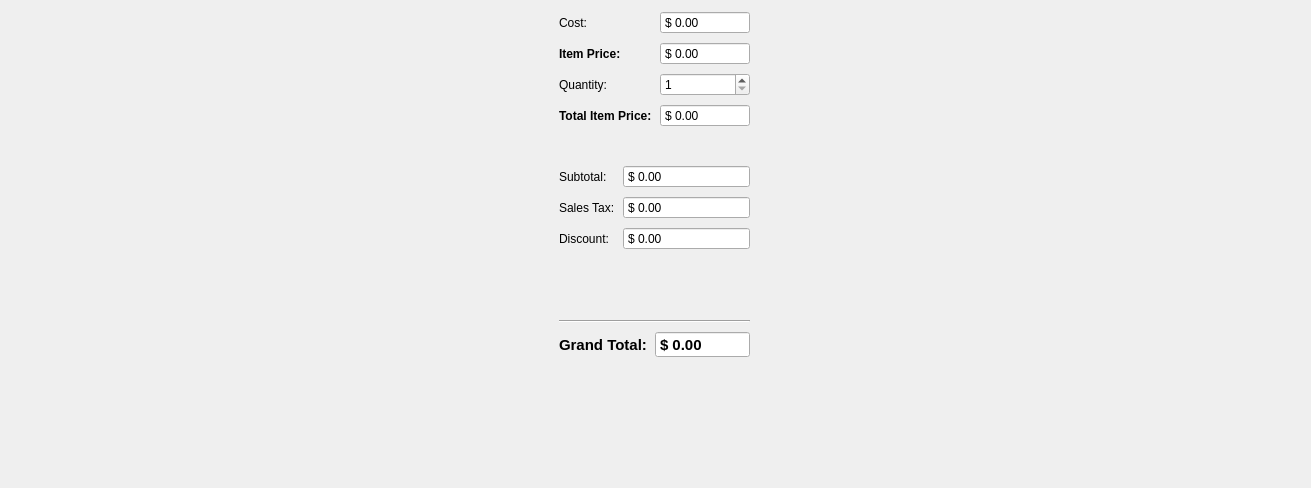
This is gui_sale.ui in Redent0r/Libra as Qt 5 draws it before an edit. The edited form follows.
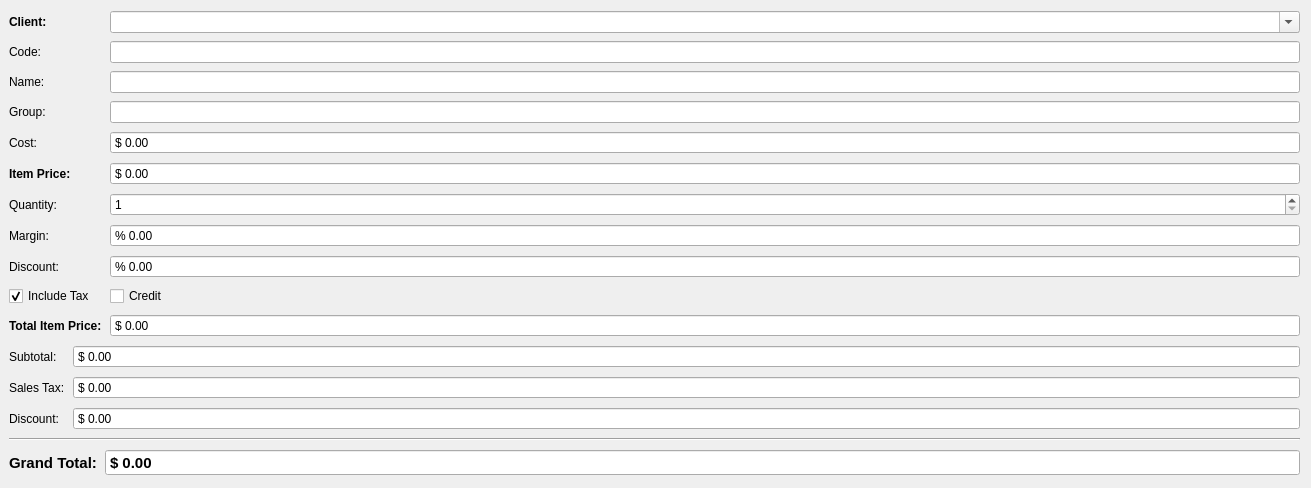
This is the edited form. Icons and pictures are not drawn.

Commit message: added total figures display and more features to sale gui

What changed in the file:
```diff
--- a/gui_sale.ui
+++ b/gui_sale.ui
@@ -50,65 +50,84 @@
         <enum>QFormLayout::AllNonFixedFieldsGrow</enum>
        </property>
        <item row="0" column="0">
-        <widget class="QLabel" name="label_13">
+        <widget class="QLabel" name="label_11">
+         <property name="font">
+          <font>
+           <weight>75</weight>
+           <bold>true</bold>
+          </font>
+         </property>
          <property name="text">
-          <string>Cost:</string>
-         </property>
-        </widget>
-       </item>
-       <item row="0" column="1">
-        <widget class="QDoubleSpinBox" name="spnboxCost">
-         <property name="alignment">
-          <set>Qt::AlignLeading|Qt::AlignLeft|Qt::AlignVCenter</set>
-         </property>
-         <property name="buttonSymbols">
-          <enum>QAbstractSpinBox::NoButtons</enum>
-         </property>
-         <property name="prefix">
-          <string>$ </string>
-         </property>
-         <property name="decimals">
-          <number>2</number>
-         </property>
-         <property name="maximum">
-          <double>99999.000000000000000</double>
+          <string>Client:</string>
          </property>
         </widget>
        </item>
        <item row="1" column="0">
-        <widget class="QLabel" name="label_6">
-         <property name="font">
-          <font>
-           <weight>75</weight>
-           <bold>true</bold>
-          </font>
-         </property>
+        <widget class="QLabel" name="label">
          <property name="text">
-          <string>Item Price:</string>
+          <string>Code:</string>
          </property>
         </widget>
        </item>
        <item row="1" column="1">
-        <widget class="QDoubleSpinBox" name="spnboxPrice">
-         <property name="buttonSymbols">
-          <enum>QAbstractSpinBox::NoButtons</enum>
+        <widget class="QLineEdit" name="leditCode">
+         <property name="sizePolicy">
+          <sizepolicy hsizetype="Expanding" vsizetype="Fixed">
+           <horstretch>0</horstretch>
+           <verstretch>0</verstretch>
+          </sizepolicy>
          </property>
-         <property name="prefix">
-          <string>$ </string>
+         <property name="toolTip">
+          <string>Presione Enter para 
+buscar item por código</string>
          </property>
-         <property name="maximum">
-          <double>9999999.000000000000000</double>
+         <property name="whatsThis">
+          <string>Inserte el codigo del item aqui
+</string>
+         </property>
+         <property name="readOnly">
+          <bool>true</bool>
+         </property>
+         <property name="placeholderText">
+          <string/>
          </property>
         </widget>
        </item>
        <item row="2" column="0">
+        <widget class="QLabel" name="label_10">
+         <property name="text">
+          <string>Name:</string>
+         </property>
+        </widget>
+       </item>
+       <item row="2" column="1">
+        <widget class="QLineEdit" name="leditName">
+         <property name="readOnly">
+          <bool>true</bool>
+         </property>
+        </widget>
+       </item>
+       <item row="5" column="0">
+        <widget class="QLabel" name="label_6">
+         <property name="font">
+          <font>
+           <weight>75</weight>
+           <bold>true</bold>
+          </font>
+         </property>
+         <property name="text">
+          <string>Item Price:</string>
+         </property>
+        </widget>
+       </item>
+       <item row="6" column="0">
         <widget class="QLabel" name="label_2">
          <property name="text">
           <string>Quantity:</string>
          </property>
         </widget>
        </item>
-       <item row="2" column="1">
+       <item row="6" column="1">
         <widget class="QSpinBox" name="spnBoxQuantity">
          <property name="accelerated">
           <bool>true</bool>
@@ -127,7 +146,34 @@
          </property>
         </widget>
        </item>
-       <item row="3" column="0">
+       <item row="7" column="0">
+        <widget class="QLabel" name="label_3">
+         <property name="text">
+          <string>Margin:</string>
+         </property>
+        </widget>
+       </item>
+       <item row="8" column="0">
+        <widget class="QLabel" name="label_8">
+         <property name="text">
+          <string>Discount:</string>
+         </property>
+        </widget>
+       </item>
+       <item row="9" column="0">
+        <widget class="QCheckBox" name="chkBoxItbms">
+         <property name="text">
+          <string>Include Tax</string>
+         </property>
+         <property name="checked">
+          <bool>true</bool>
+         </property>
+         <property name="tristate">
+          <bool>false</bool>
+         </property>
+        </widget>
+       </item>
+       <item row="10" column="0">
         <widget class="QLabel" name="label_9">
          <property name="font">
           <font>
@@ -140,7 +186,7 @@
          </property>
         </widget>
        </item>
-       <item row="3" column="1">
+       <item row="10" column="1">
         <widget class="QDoubleSpinBox" name="spnBoxTotalItemPrice">
          <property name="readOnly">
           <bool>true</bool>
@@ -159,6 +205,99 @@
          </property>
         </widget>
        </item>
+       <item row="4" column="0">
+        <widget class="QLabel" name="label_13">
+         <property name="text">
+          <string>Cost:</string>
+         </property>
+        </widget>
+       </item>
+       <item row="0" column="1">
+        <widget class="QComboBox" name="cmboxClient">
+         <property name="editable">
+          <bool>true</bool>
+         </property>
+        </widget>
+       </item>
+       <item row="9" column="1">
+        <widget class="QCheckBox" name="chkBoxCredit">
+         <property name="text">
+          <string>Credit</string>
+         </property>
+        </widget>
+       </item>
+       <item row="4" column="1">
+        <widget class="QDoubleSpinBox" name="spnboxCost">
+         <property name="alignment">
+          <set>Qt::AlignLeading|Qt::AlignLeft|Qt::AlignVCenter</set>
+         </property>
+         <property name="buttonSymbols">
+          <enum>QAbstractSpinBox::NoButtons</enum>
+         </property>
+         <property name="prefix">
+          <string>$ </string>
+         </property>
+         <property name="decimals">
+          <number>2</number>
+         </property>
+         <property name="maximum">
+          <double>99999.000000000000000</double>
+         </property>
+        </widget>
+       </item>
+       <item row="5" column="1">
+        <widget class="QDoubleSpinBox" name="spnboxPrice">
+         <property name="buttonSymbols">
+          <enum>QAbstractSpinBox::NoButtons</enum>
+         </property>
+         <property name="prefix">
+          <string>$ </string>
+         </property>
+         <property name="maximum">
+          <double>9999999.000000000000000</double>
+         </property>
+        </widget>
+       </item>
+       <item row="7" column="1">
+        <widget class="QDoubleSpinBox" name="spnBoxMargin">
+         <property name="buttonSymbols">
+          <enum>QAbstractSpinBox::NoButtons</enum>
+         </property>
+         <property name="prefix">
+          <string>% </string>
+         </property>
+         <property name="maximum">
+          <double>999999.000000000000000</double>
+         </property>
+        </widget>
+       </item>
+       <item row="8" column="1">
+        <widget class="QDoubleSpinBox" name="spnboxDiscount">
+         <property name="buttonSymbols">
+          <enum>QAbstractSpinBox::NoButtons</enum>
+         </property>
+         <property name="prefix">
+          <string>% </string>
+         </property>
+         <property name="maximum">
+          <double>99999.000000000000000</double>
+         </property>
+        </widget>
+       </item>
+       <item row="3" column="0">
+        <widget class="QLabel" name="label_14">
+         <property name="text">
+          <string>Group:</string>
+         </property>
+        </widget>
+       </item>
+       <item row="3" column="1">
+        <widget class="QLineEdit" name="leditGroup">
+         <property name="readOnly">
+          <bool>true</bool>
+         </property>
+        </widget>
+       </item>
       </layout>
      </item>
      <item>
```
The commit also changes 1 other file.
